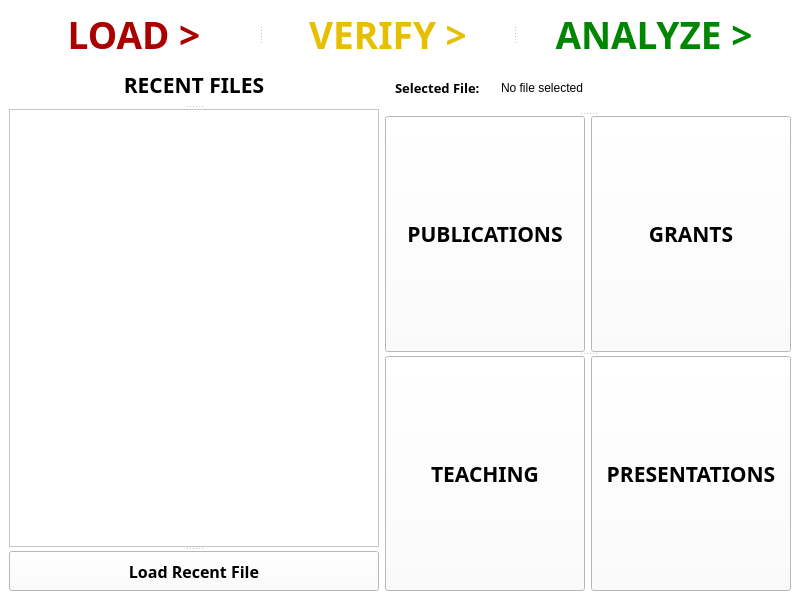
The window that Project Code/AppleProject/View/load_csv.ui (JRWu/DataAggregation) describes before a commit, drawn with Qt 5.
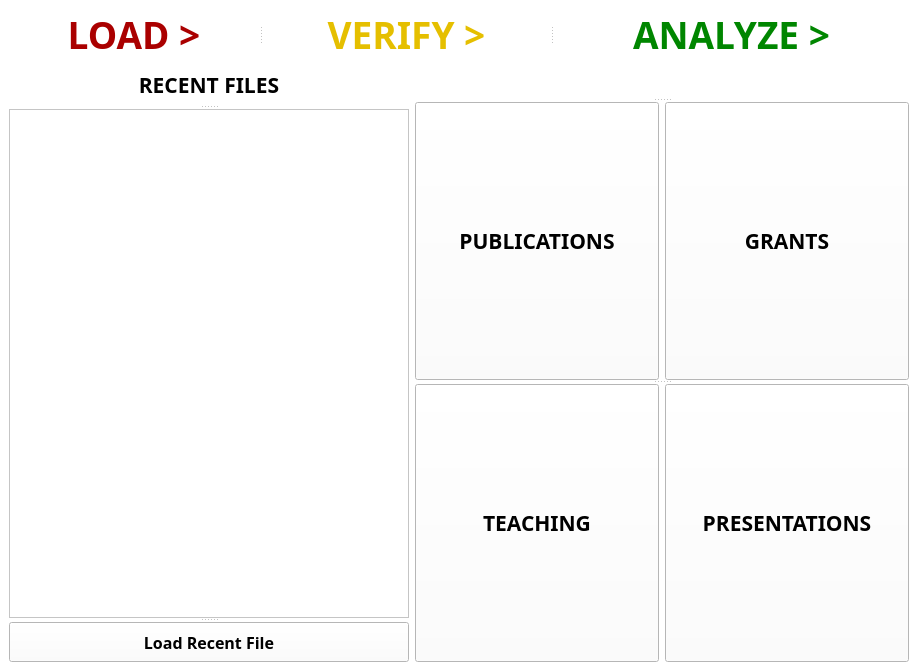
The same window after the commit.

Commit message: VS minor fixes to check to see if error throwing causes seg faults.

What changed in the file:
```diff
--- a/Project Code/AppleProject/View/load_csv.ui
+++ b/Project Code/AppleProject/View/load_csv.ui
@@ -6,14 +6,14 @@
    <rect>
     <x>0</x>
     <y>0</y>
-    <width>800</width>
-    <height>600</height>
+    <width>918</width>
+    <height>671</height>
    </rect>
   </property>
   <property name="minimumSize">
    <size>
-    <width>800</width>
-    <height>600</height>
+    <width>870</width>
+    <height>625</height>
    </size>
   </property>
   <property name="palette">
@@ -720,53 +720,14 @@
       <property name="orientation">
        <enum>Qt::Vertical</enum>
       </property>
-      <widget class="QWidget" name="">
+      <widget class="QWidget" name="layoutWidget">
        <layout class="QHBoxLayout" name="horizontalLayout_3">
         <item>
-         <widget class="QLabel" name="selected_file_lbl">
-          <property name="sizePolicy">
-           <sizepolicy hsizetype="Expanding" vsizetype="Expanding">
-            <horstretch>0</horstretch>
-            <verstretch>0</verstretch>
-           </sizepolicy>
-          </property>
-          <property name="minimumSize">
-           <size>
-            <width>110</width>
-            <height>40</height>
-           </size>
-          </property>
-          <property name="maximumSize">
-           <size>
-            <width>110</width>
-            <height>40</height>
-           </size>
-          </property>
-          <property name="font">
-           <font>
-            <family>Arial Black</family>
-            <pointsize>10</pointsize>
-            <weight>75</weight>
-            <bold>true</bold>
-           </font>
-          </property>
-          <property name="text">
-           <string>Selected File:</string>
-          </property>
-          <property name="alignment">
-           <set>Qt::AlignLeading|Qt::AlignLeft|Qt::AlignVCenter</set>
-          </property>
-          <property name="indent">
-           <number>10</number>
-          </property>
-         </widget>
-        </item>
-        <item>
-         <widget class="QLabel" name="file_name_load">
+         <widget class="QLabel" name="lblError">
           <property name="minimumSize">
            <size>
             <width>0</width>
-            <height>40</height>
+            <height>20</height>
            </size>
           </property>
           <property name="maximumSize">
@@ -775,8 +736,52 @@
             <height>40</height>
            </size>
           </property>
+          <property name="palette">
+           <palette>
+            <active>
+             <colorrole role="WindowText">
+              <brush brushstyle="SolidPattern">
+               <color alpha="255">
+                <red>255</red>
+                <green>0</green>
+                <blue>0</blue>
+               </color>
+              </brush>
+             </colorrole>
+            </active>
+            <inactive>
+             <colorrole role="WindowText">
+              <brush brushstyle="SolidPattern">
+               <color alpha="255">
+                <red>255</red>
+                <green>0</green>
+                <blue>0</blue>
+               </color>
+              </brush>
+             </colorrole>
+            </inactive>
+            <disabled>
+             <colorrole role="WindowText">
+              <brush brushstyle="SolidPattern">
+               <color alpha="255">
+                <red>127</red>
+                <green>127</green>
+                <blue>127</blue>
+               </color>
+              </brush>
+             </colorrole>
+            </disabled>
+           </palette>
+          </property>
+          <property name="font">
+           <font>
+            <pointsize>16</pointsize>
+            <weight>75</weight>
+            <bold>true</bold>
+           </font>
+          </property>
           <property name="text">
-           <string>No file selected</string>
+           <string/>
           </property>
           <property name="scaledContents">
            <bool>false</bool>
@@ -791,7 +796,7 @@
         </item>
        </layout>
       </widget>
-      <widget class="QWidget" name="">
+      <widget class="QWidget" name="layoutWidget">
        <layout class="QHBoxLayout" name="horizontalLayout">
         <item>
          <widget class="QPushButton" name="publication_btn">
@@ -850,7 +855,7 @@
        </layout>
        <zorder>grant_btn</zorder>
       </widget>
-      <widget class="QWidget" name="">
+      <widget class="QWidget" name="layoutWidget">
        <layout class="QHBoxLayout" name="horizontalLayout_2">
         <item>
          <widget class="QPushButton" name="teaching_btn">
```
Left out of the diff: 1 changed line with no effect on the pictures. The commit also changes 8 other files.
